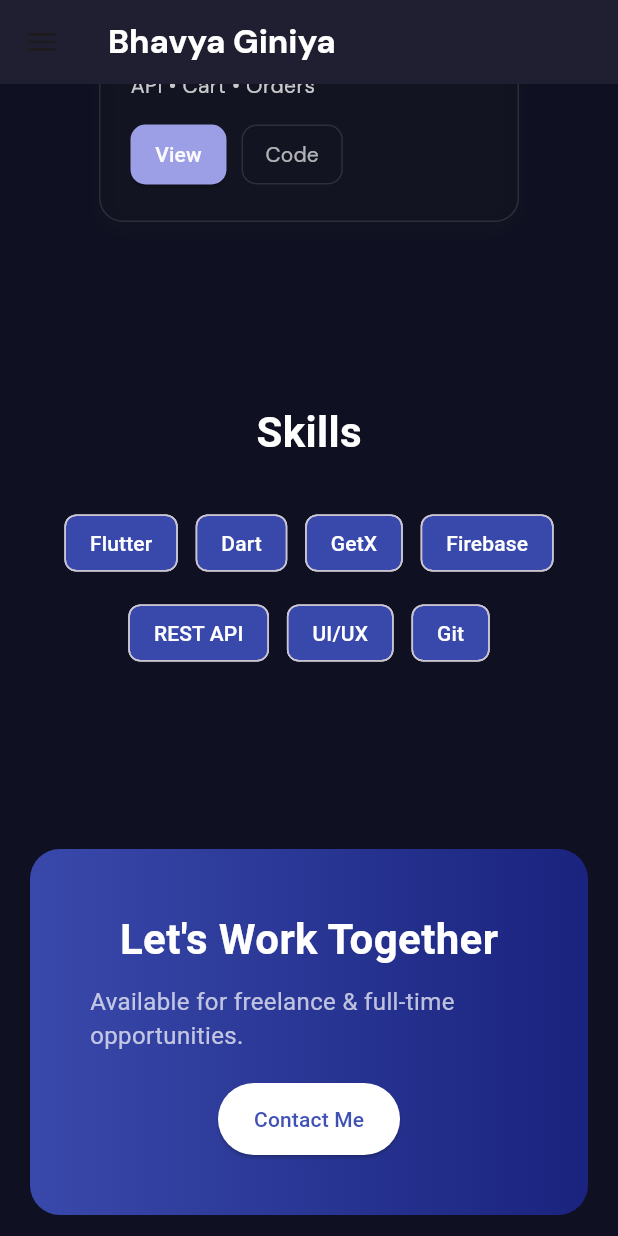
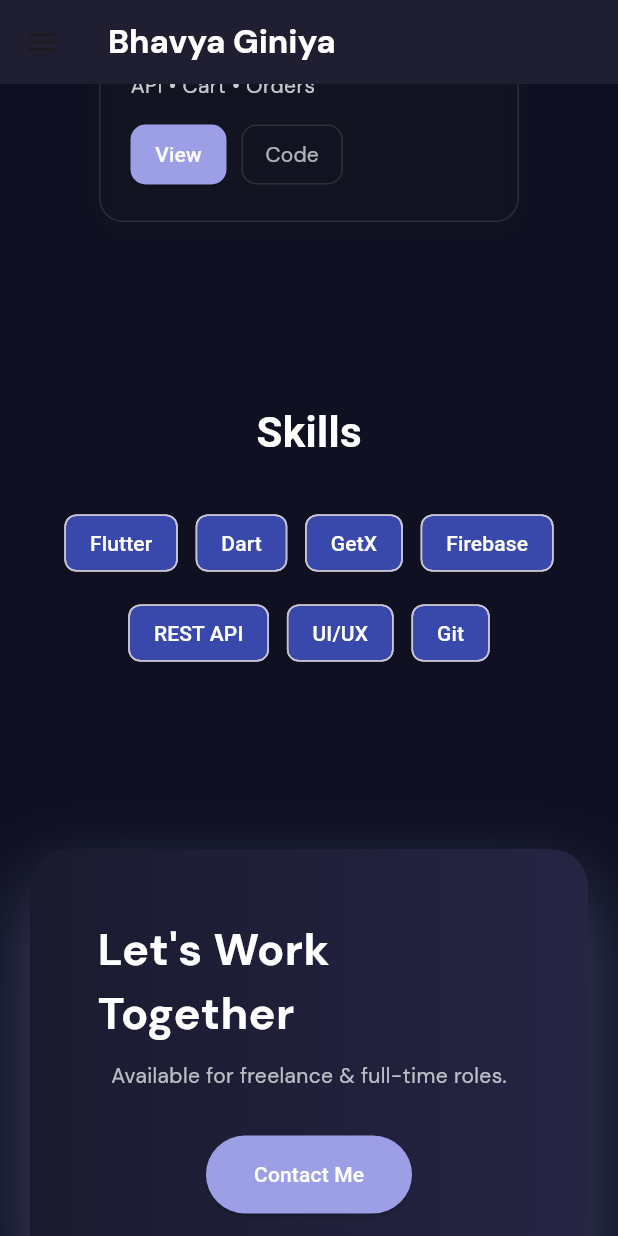
Before and after one commit to giniyabhavya260-hub/bhavya_giniya_portfolio, a Flutter app: the screen it shows after launch, scrolled down 2304 dp, on a phone screen of 412 x 824 dp. Run offline on Flutter 3.47's test engine with Material 3 defaults, Android fonts, the phone set to English and light mode, and no system bars; drawn by our look-alikes of flutter_animate; our stand-ins replace gap, get.

Commit message:
Chnage  a Design a Home Screen

```diff
--- a/lib/view/screens/home/home_screen.dart
+++ b/lib/view/screens/home/home_screen.dart
@@ -250,37 +250,43 @@ Widget _skills(bool isWide) {
 
 Widget _contact() {
   return Container(
-    padding: const EdgeInsets.all(40),
+    padding: const EdgeInsets.all(45),
     decoration: BoxDecoration(
-      gradient: LinearGradient(
-        colors: [Colors.indigo.shade600, Colors.indigo.shade900],
+      borderRadius: BorderRadius.circular(25),
+      gradient: const LinearGradient(
+        colors: [Color(0xFF1A1A2F), Color(0xFF252544)],
       ),
-      borderRadius: BorderRadius.circular(20),
+      boxShadow: [
+        BoxShadow(
+          color: AppColors.themeColor.withOpacity(0.35),
+          blurRadius: 45,
+          offset: const Offset(0, 25),
+        ),
+      ],
     ),
     child: Column(
       children: [
-        const Text(
+        Text(
           "Let's Work Together",
-          style: TextStyle(
-            color: Colors.white,
-            fontSize: 28,
-            fontWeight: FontWeight.bold,
-          ),
+          style: dmSansW700.copyWith(color: Colors.white, fontSize: 30),
         ),
         const Gap(10),
-        const Text(
-          "Available for freelance & full-time opportunities.",
-          style: TextStyle(color: Colors.white70),
+        Text(
+          "Available for freelance & full-time roles.",
+          style: dmSansW400.copyWith(color: Colors.white70),
         ),
-        const Gap(20),
+        const Gap(30),
         ElevatedButton(
-          onPressed: () => launchUrl(Uri.parse("mailto:bhavya@gmail.com")),
+          onPressed: () =>
+              launchUrl(Uri.parse("mailto:bhavyaginiya@gmail.com")),
           style: ElevatedButton.styleFrom(
-            backgroundColor: Colors.white,
-            foregroundColor: Colors.indigo,
-            padding: const EdgeInsets.symmetric(horizontal: 24, vertical: 14),
+            padding: const EdgeInsets.symmetric(horizontal: 32, vertical: 16),
+            backgroundColor: AppColors.themeColor,
           ),
-          child: const Text("Contact Me"),
+          child: const Text(
+            "Contact Me",
+            style: TextStyle(color: Colors.white),
+          ),
         ),
       ],
     ),
```
